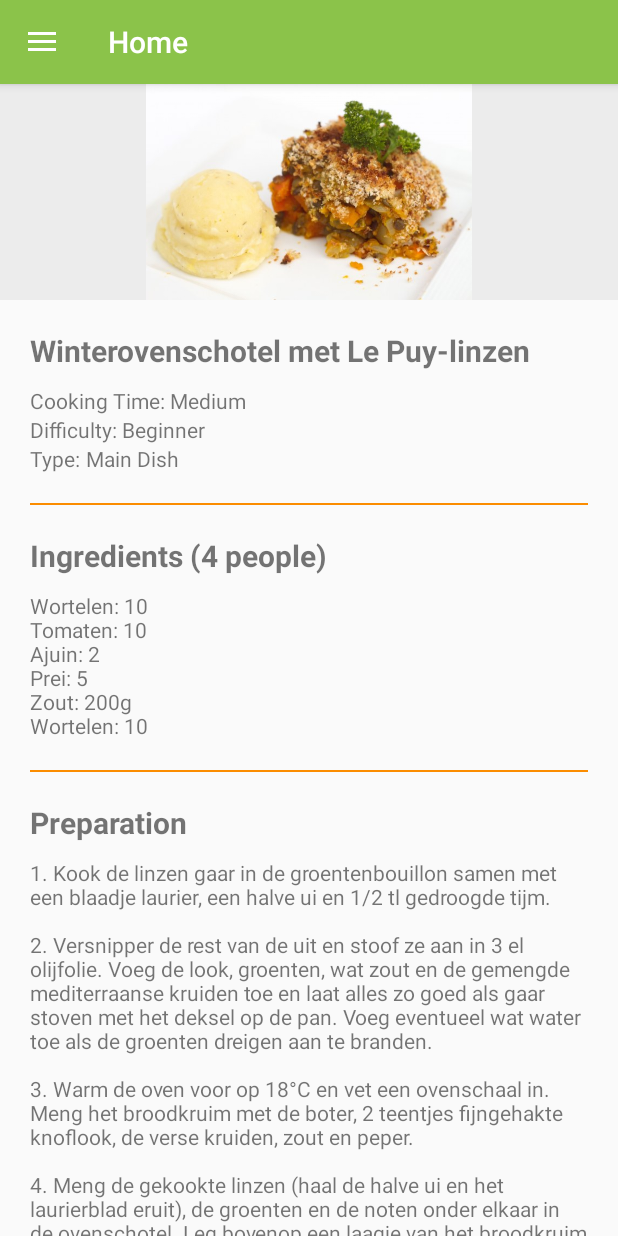
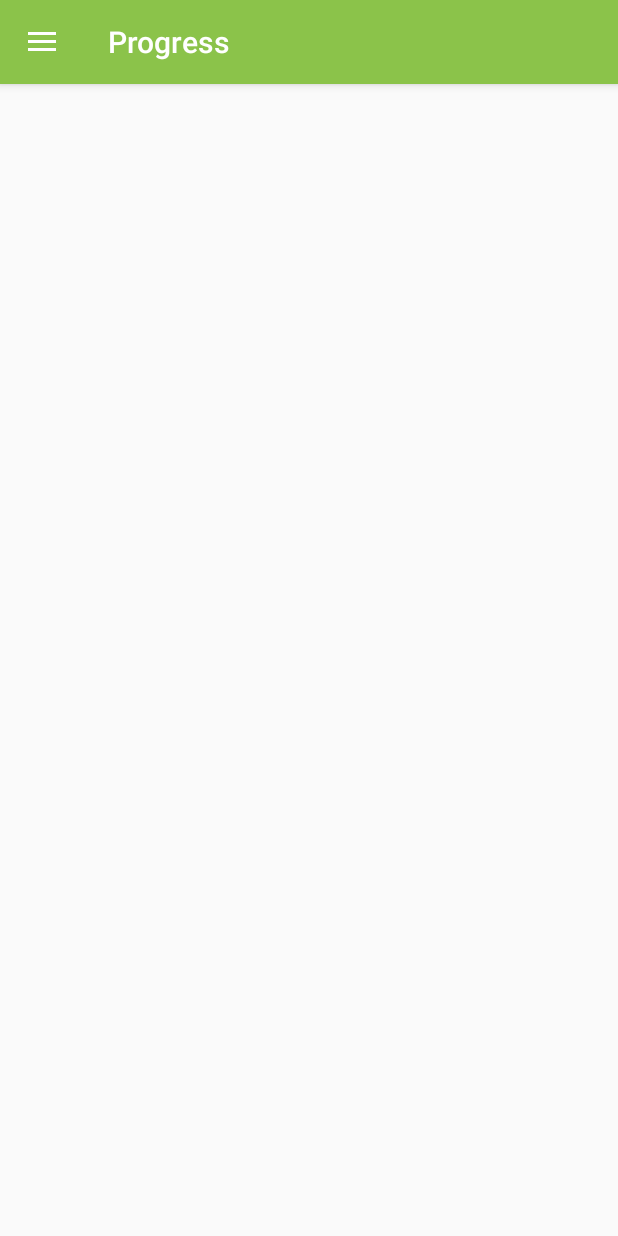
Before and after one commit to YoranRoels/Projecten3_H6, an Android app: the fragment TodayFragment placed in its activity, after a tap on "Progress", on a phone screen of 412 x 824 dp. Run offline under Robolectric (Android 15) with nearby library versions, the phone set to English and light mode, and no system bars; our stand-ins replace ButterKnife; 1 other tap on this screen came first.

Commit message:
Add basic files. Change drawer ids.

```diff
--- /dev/null
+++ b/Projecten3/EvaAndroid/app/src/main/java/projecten3_h6/evaandroid/Fragments/ProgressFragment.java
@@ -0,0 +1,43 @@
+package projecten3_h6.evaandroid.Fragments;
+
+import android.os.Bundle;
+import android.support.annotation.Nullable;
+import android.support.v4.app.Fragment;
+import android.view.LayoutInflater;
+import android.view.View;
+import android.view.ViewGroup;
+import android.widget.ImageView;
+import android.widget.TextView;
+
+import java.util.ArrayList;
+import java.util.List;
+
+import butterknife.BindView;
+import butterknife.ButterKnife;
+import projecten3_h6.evaandroid.Domain.CookingTime;
+import projecten3_h6.evaandroid.Domain.Dish;
+import projecten3_h6.evaandroid.Domain.Ingredient;
+import projecten3_h6.evaandroid.Domain.TypeDish;
+import projecten3_h6.evaandroid.R;
+
+/**
+ * Created by Yoran on 07/07/2017.
+ */
+
+public class ProgressFragment extends Fragment {
+
+    @Nullable
+    @Override
+    public View onCreateView(LayoutInflater inflater, @Nullable ViewGroup container, @Nullable Bundle savedInstanceState) {
+        View v = inflater.inflate(R.layout.fragment_progress, container, false);
+        ButterKnife.bind(this,v);
+
+        return v;
+    }
+
+    @Override
+    public void onViewCreated(View view, @Nullable Bundle savedInstanceState) {
+        super.onViewCreated(view, savedInstanceState);
+        //you can set the title for your toolbar here for different fragments different titles
+    }
+}
--- a/Projecten3/EvaAndroid/app/src/main/java/projecten3_h6/evaandroid/Fragments/ShoppinglistFragment.java
+++ b/Projecten3/EvaAndroid/app/src/main/java/projecten3_h6/evaandroid/Fragments/ShoppinglistFragment.java
@@ -87,8 +87,6 @@ public class ShoppinglistFragment extends Fragment {
     @Override
     public void onViewCreated(View view, @Nullable Bundle savedInstanceState) {
         super.onViewCreated(view, savedInstanceState);
-        //you can set the title for your toolbar here for different fragments different titles
-        getActivity().setTitle("Shopping List");
     }
 
     @OnClick(R.id.addShoppingListItembtn)
--- a/Projecten3/EvaAndroid/app/src/main/java/projecten3_h6/evaandroid/Fragments/TodayFragment.java
+++ b/Projecten3/EvaAndroid/app/src/main/java/projecten3_h6/evaandroid/Fragments/TodayFragment.java
@@ -118,7 +118,5 @@ public class TodayFragment extends Fragment {
     @Override
     public void onViewCreated(View view, @Nullable Bundle savedInstanceState) {
         super.onViewCreated(view, savedInstanceState);
-        //you can set the title for your toolbar here for different fragments different titles
-        getActivity().setTitle("Today");
     }
 }
--- a/Projecten3/EvaAndroid/app/src/main/java/projecten3_h6/evaandroid/MainActivity.java
+++ b/Projecten3/EvaAndroid/app/src/main/java/projecten3_h6/evaandroid/MainActivity.java
@@ -14,6 +14,7 @@ import android.view.MenuItem;
 
 import butterknife.BindView;
 import butterknife.ButterKnife;
+import projecten3_h6.evaandroid.Fragments.ProgressFragment;
 import projecten3_h6.evaandroid.Fragments.ShoppinglistFragment;
 import projecten3_h6.evaandroid.Fragments.TodayFragment;
 
@@ -87,16 +88,16 @@ public class MainActivity extends AppCompatActivity
         // Handle navigation view item clicks here.
         Fragment fragment = null;
 
-        if (itemId == R.id.nav_camera) {
-            // Handle the camera action
-        } else if (itemId == R.id.nav_gallery) {
+        if (itemId == R.id.nav_progress) {
+            fragment = new ProgressFragment();
+            toolbar.setTitle("Progress");
+        } else if (itemId == R.id.nav_today) {
             fragment = new TodayFragment();
             toolbar.setTitle("Today");
-        } else if (itemId == R.id.nav_slideshow) {
+        } else if (itemId == R.id.nav_shoppinglist) {
             fragment = new ShoppinglistFragment();
             toolbar.setTitle("Shopping List");
-
-        } else if (itemId == R.id.nav_manage) {
+        } else if (itemId == R.id.nav_achievements) {
 
         }
 
--- /dev/null
+++ b/Projecten3/EvaAndroid/app/src/main/res/layout/fragment_progress.xml
@@ -0,0 +1,6 @@
+<?xml version="1.0" encoding="utf-8"?>
+<LinearLayout xmlns:android="http://schemas.android.com/apk/res/android"
+    android:orientation="vertical" android:layout_width="match_parent"
+    android:layout_height="match_parent">
+
+</LinearLayout>
--- a/Projecten3/EvaAndroid/app/src/main/res/menu/activity_main_drawer.xml
+++ b/Projecten3/EvaAndroid/app/src/main/res/menu/activity_main_drawer.xml
@@ -2,19 +2,19 @@
 <menu xmlns:android="http://schemas.android.com/apk/res/android">
     <group android:checkableBehavior="single">
         <item
-            android:id="@+id/nav_camera"
+            android:id="@+id/nav_progress"
             android:icon="@drawable/calendar"
             android:title="@string/navigation_drawer_item1" />
         <item
-            android:id="@+id/nav_gallery"
+            android:id="@+id/nav_today"
             android:icon="@drawable/cooking"
             android:title="@string/navigation_drawer_item2" />
         <item
-            android:id="@+id/nav_slideshow"
+            android:id="@+id/nav_shoppinglist"
             android:icon="@drawable/shopping_list"
             android:title="@string/navigation_drawer_item3" />
         <item
-            android:id="@+id/nav_manage"
+            android:id="@+id/nav_achievements"
             android:icon="@drawable/carrot_trophy"
             android:title="@string/navigation_drawer_item4" />
     </group>
```
